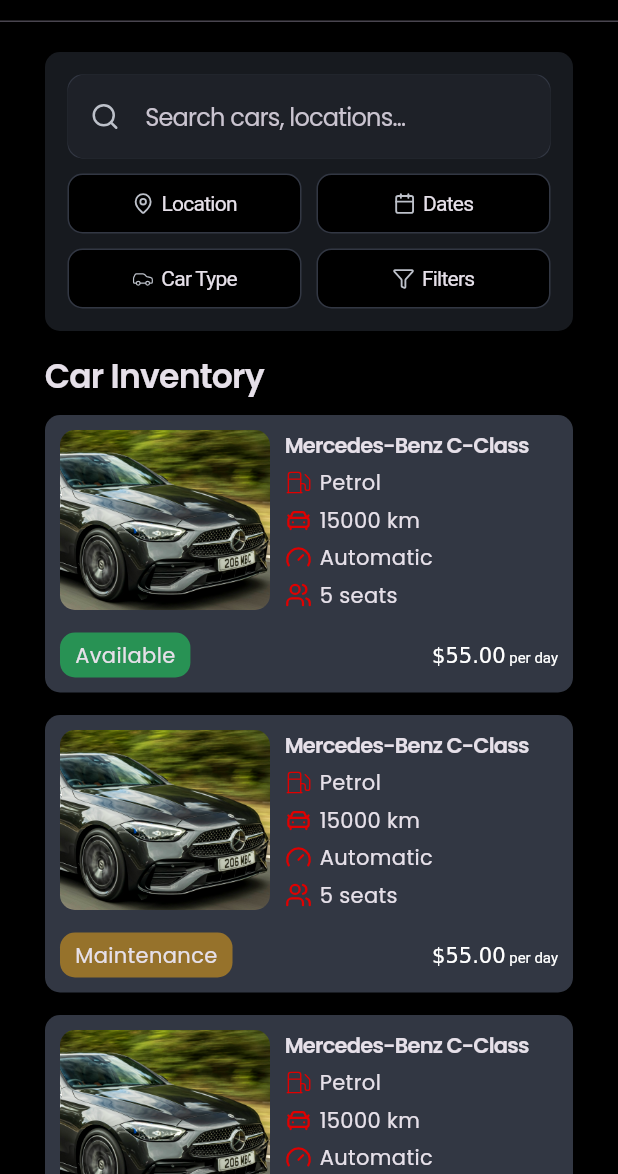
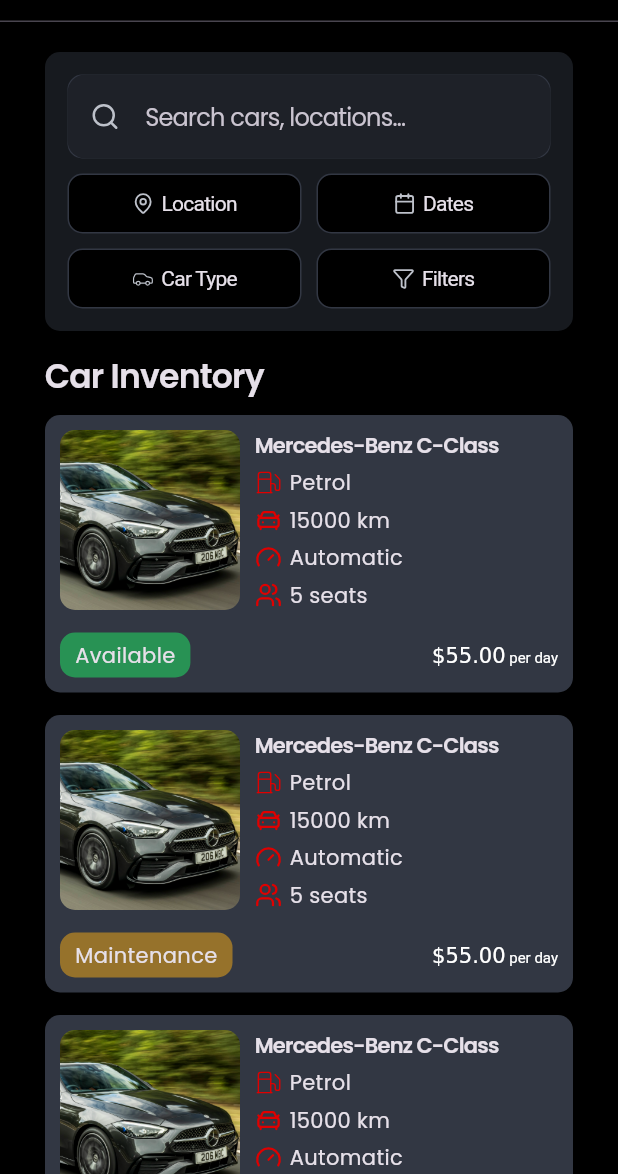
Before and after one commit to kuba122388/Vrooom, a Flutter app: the CarManagementPage screen opened by its route, on a phone screen of 412 x 824 dp, the part 62-1236 px from its top. Run offline on Flutter 3.47's test engine with Material 3 defaults, Android fonts, the phone set to English and light mode, and no system bars; our stand-ins replace dotted_border, flutter_bloc, flutter_svg, pinput.

Commit message:
refactor: change of parameters type in car card and image size
- Right side and bottom takes a widget as a type instead of Column and Row
- Change image size width 140 -> 120

```diff
--- a/lib/presentation/admin/widgets/car_card.dart
+++ b/lib/presentation/admin/widgets/car_card.dart
@@ -6,8 +6,8 @@ import '../../../core/configs/theme/app_spacing.dart';
 class CarCard extends StatelessWidget {
   final String carImage;
   final String carName;
-  final Column rightSide;
-  final Row bottom;
+  final Widget rightSide;
+  final Widget bottom;
 
   const CarCard({
     super.key,
@@ -27,7 +27,7 @@ class CarCard extends StatelessWidget {
       child: Padding(
         padding: const EdgeInsets.all(10.0),
         child: Column(
-          mainAxisAlignment: MainAxisAlignment.center,
+          mainAxisAlignment: MainAxisAlignment.start,
           children: [
             Row(children: [
               ClipRRect(
@@ -36,7 +36,7 @@ class CarCard extends StatelessWidget {
                   children: [
                     Image.asset(
                       carImage,
-                      width: 140,
+                      width: 120,
                       height: 120,
                       fit: BoxFit.cover,
                     ),
```
